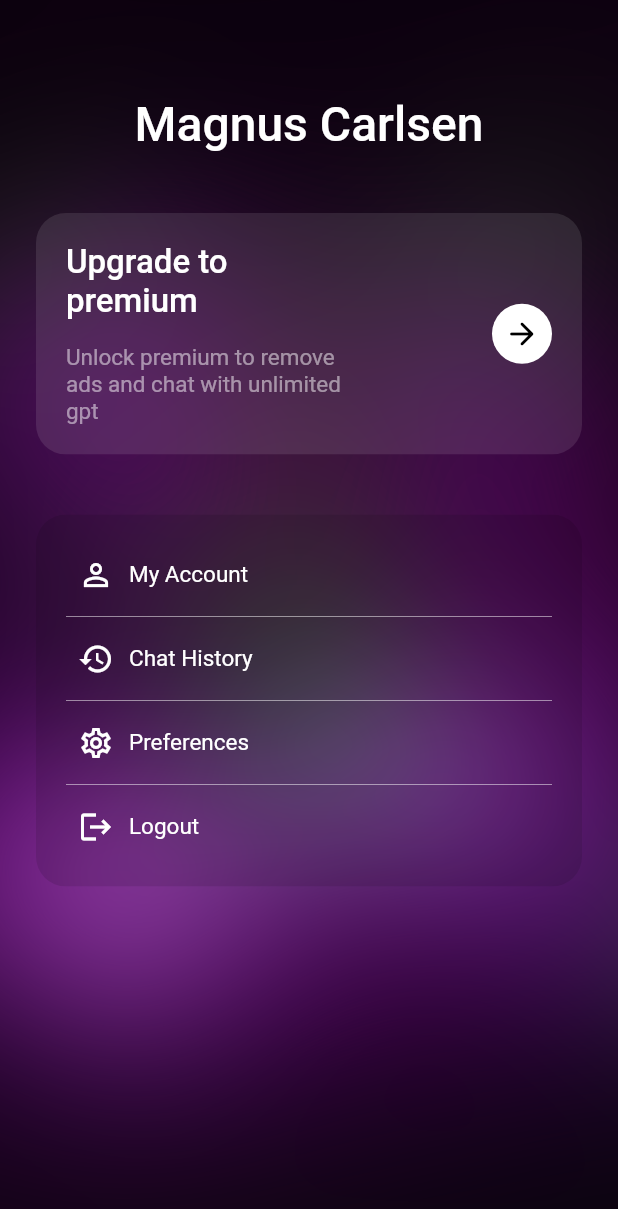
After one commit to hngx-org/brainstorm-ai, a Flutter app: the SettingsScreen screen opened by its route, on a phone screen of 412 x 824 dp. The commit adds this screen. Shown: the top 1209 px of the screen. Run offline on Flutter 3.47's test engine with Material 2 defaults, Android fonts, the phone set to English and light mode, and no system bars; our stand-ins replace flutter_screenutil, go_router, google_fonts, shared_preferences; accounts and stored records are empty.

Commit message:
created settings screen

```diff
--- a/lib/common/constants/reusables/transparent_film.dart
+++ b/lib/common/constants/reusables/transparent_film.dart
@@ -16,9 +16,9 @@ class TransparentFilm extends StatelessWidget {
           filter: ImageFilter.blur(sigmaX: 10, sigmaY: 10),
           child: Container(
             color: color.withOpacity(0.1),
+            child: child,
           ),
         ),
-        child
       ],
     );
   }
--- a/lib/common/constants/route_constant.dart
+++ b/lib/common/constants/route_constant.dart
@@ -4,4 +4,5 @@ class RoutesPath {
   static const String landing = '/landing';
   static const String home = '/home';
   static const String chatScreen = '/chat-screen';
+  static const String settingsScreen = '/settings-screen';
 }
--- a/lib/core/config/router_config.dart
+++ b/lib/core/config/router_config.dart
@@ -3,6 +3,7 @@ import 'package:ai_brainstorm/presentation/screens/home/home.dart';
 import 'package:ai_brainstorm/presentation/screens/onBoarding/landing/landing_screen.dart';
 import 'package:ai_brainstorm/presentation/screens/onBoarding/signup/signup.dart';
 import 'package:ai_brainstorm/presentation/screens/chat_screen.dart';
+import 'package:ai_brainstorm/presentation/screens/settings_screen.dart';
 import 'package:ai_brainstorm/presentation/screens/splash_screen.dart';
 import 'package:flutter/cupertino.dart';
 import 'package:go_router/go_router.dart';
@@ -59,5 +60,12 @@ final GoRouter routerConfig = GoRouter(
         key: state.pageKey,
       ),
     ),
+  GoRoute(
+    path: RoutesPath.settingsScreen,
+    pageBuilder: (context, state) => CupertinoPage<void>(
+      child: const SettingsScreen(),
+      key: state.pageKey,
+    ),
+  ),
   ],
 );
--- /dev/null
+++ b/lib/presentation/screens/settings_screen.dart
@@ -0,0 +1,212 @@
+import 'package:ai_brainstorm/common/constants/reusables/transparent_film.dart';
+import 'package:flutter/material.dart';
+
+class SettingsScreen extends StatelessWidget {
+  const SettingsScreen({super.key});
+
+  @override
+  Widget build(BuildContext context) {
+    return Scaffold(
+      body: Stack(
+        children: [
+          SizedBox.expand(
+            child: FittedBox(
+              fit: BoxFit.cover,
+              child: Image.asset('assets/png/bg.png'),
+            ),
+          ),
+          Padding(
+            padding: const EdgeInsets.all(24),
+            child: Column(
+              crossAxisAlignment: CrossAxisAlignment.stretch,
+              children: [
+                const SizedBox(height: 40,),
+                const Text( // TODO: chang this to show the actual username
+                  'Magnus Carlsen',
+                  textAlign: TextAlign.center,
+                  style: TextStyle(
+                    color: Colors.white,
+                    fontSize: 32,
+                    fontWeight: FontWeight.w500
+                  ),
+                ),
+                const SizedBox(height: 40,),
+                SizedBox( // TODO: only show this widget when the user doesnt already have premium
+                  child: Container(
+                    clipBehavior: Clip.antiAlias,
+                    decoration: BoxDecoration(
+                      borderRadius: BorderRadius.circular(20),
+                    ),
+                    child: TransparentFilm.light(
+                      child: Padding(
+                        padding: const EdgeInsets.all(20),
+                        child: Row(
+                          mainAxisAlignment: MainAxisAlignment.spaceBetween,
+                          children: [
+                            SizedBox(
+                              width: 200,
+                              child: Column(
+                                mainAxisSize: MainAxisSize.min,
+                                crossAxisAlignment: CrossAxisAlignment.stretch,
+                                children: [
+                                  const Text(
+                                    'Upgrade to premium',
+                                    textAlign: TextAlign.left,
+                                    style: TextStyle(
+                                      color: Colors.white,
+                                      fontSize: 22,
+                                      fontWeight: FontWeight.w500
+                                    ),
+                                  ),
+                                  const SizedBox(height: 15,),
+                                  Text(
+                                    'Unlock premium to remove ads and chat with unlimited gpt',
+                                    style: TextStyle(
+                                      color: Colors.white.withOpacity(0.5),
+                                      fontSize: 15,
+                                      fontWeight: FontWeight.w400
+                                    ),
+                                  ),
+                                ],
+                              ),
+                            ),
+                            SizedBox.square(
+                              dimension: 40,
+                              child: GestureDetector(
+                                onTap: (){
+                                  //TODO: navigate to purchase premium screen
+                                },
+                                child: Container(
+                                  decoration: BoxDecoration(
+                                    borderRadius: BorderRadius.circular(40),
+                                    color: Colors.white
+                                  ),
+                                  child: const Center(
+                                    child: Icon(
+                                      Icons.arrow_forward_rounded,
+                                      color: Colors.black,
+                                      size: 24,
+                                    ),
+                                  ),
+                                ),
+                              ),
+                            ),
+                          ],
+                        ),
+                      )
+                    ),
+                  ),
+                ),
+                const SizedBox(height: 40,),
+                SizedBox(
+                  child: Container(
+                    clipBehavior: Clip.antiAlias,
+                    decoration: BoxDecoration(
+                      borderRadius: BorderRadius.circular(20),
+                    ),
+                    child: TransparentFilm.dark(
+                      child: Padding(
+                        padding: const EdgeInsets.all(20),
+                        child: Column(
+                          children: [
+                            GestureDetector(
+                              onTap: (){
+                                //TODO: navigate to my accounts
+                              },
+                              child: const Padding(
+                                padding: EdgeInsets.all(8.0),
+                                child: Row(
+                                  children: [
+                                    Icon(Icons.person_outline, color: Colors.white,),
+                                    SizedBox(width: 10,),
+                                    Text(
+                                      'My Account',
+                                      style: TextStyle(
+                                        color: Colors.white,
+                                        fontSize: 15
+                                      ),
+                                    )
+                                  ],
+                                ),
+                              ),
+                            ),
+                            Divider(color: Colors.white.withOpacity(0.5),),
+                            GestureDetector(
+                              onTap: (){
+                                //TODO: go to chat history
+                              },
+                              child: const Padding(
+                                padding: EdgeInsets.all(8.0),
+                                child: Row(
+                                  children: [
+                                    Icon(Icons.history, color: Colors.white,),
+                                    SizedBox(width: 10,),
+                                    Text(
+                                      'Chat History',
+                                      style: TextStyle(
+                                        color: Colors.white,
+                                        fontSize: 15
+                                      ),
+                                    )
+                                  ],
+                                ),
+                              ),
+                            ),
+                            Divider(color: Colors.white.withOpacity(0.5),),
+                            GestureDetector(
+                              onTap: (){
+                                //TODO: go to preferences screen
+                              },
+                              child: const Padding(
+                                padding: EdgeInsets.all(8.0),
+                                child: Row(
+                                  children: [
+                                    Icon(Icons.settings_outlined, color: Colors.white,),
+                                    SizedBox(width: 10,),
+                                    Text(
+                                      'Preferences',
+                                      style: TextStyle(
+                                        color: Colors.white,
+                                        fontSize: 15
+                                      ),
+                                    )
+                                  ],
+                                ),
+                              ),
+                            ),
+                            Divider(color: Colors.white.withOpacity(0.5),),
+                            GestureDetector(
+                              onTap: (){
+                                //TODO: logout
+                              },
+                              child: const Padding(
+                                padding: EdgeInsets.all(8.0),
+                                child: Row(
+                                  children: [
+                                    Icon(Icons.logout, color: Colors.white,),
+                                    SizedBox(width: 10,),
+                                    Text(
+                                      'Logout',
+                                      style: TextStyle(
+                                        color: Colors.white,
+                                        fontSize: 15
+                                      ),
+                                    )
+                                  ],
+                                ),
+                              ),
+                            ),
+                          ],
+                        ),
+                      )
+                    ),
+                  ),
+                ),
+              ],
+            ),
+          )
+        ],
+      )
+    );
+  }
+}
```
